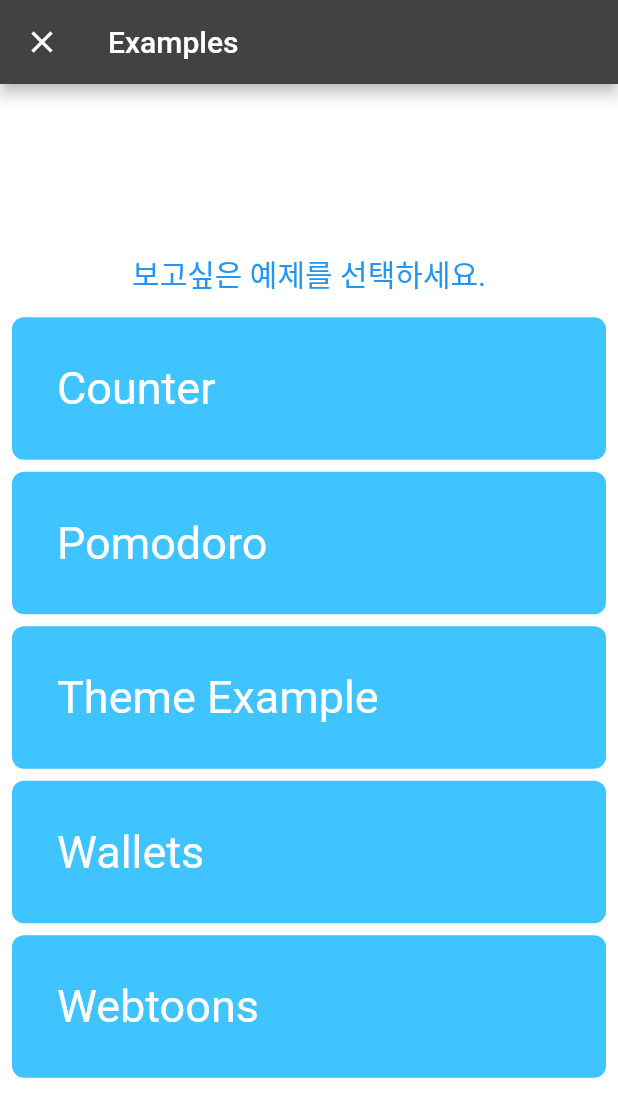
After one commit to NewChoBo/portfolio_gallery_flutter, a Flutter app: the screen it shows after launch, after a tap on "Examples", on a phone screen of 412 x 824 dp. The commit adds this screen. Shown: the top 1117 px of the screen. Run offline on Flutter 3.47's test engine with Material 2 defaults, Android fonts, the light colour scheme and no system bars; our stand-ins replace shared_preferences; network calls fail.

Commit message:
기본화면 설정중

```diff
--- /dev/null
+++ b/lib/example/select_example_screen.dart
@@ -0,0 +1,93 @@
+import 'package:flutter/material.dart';
+import 'package:portfolio_gallery_flutter/example/counter/counter2.dart';
+import 'package:portfolio_gallery_flutter/example/pomodoro/pomodoro.dart';
+import 'package:portfolio_gallery_flutter/example/theme/theme_and_life_cycle_ex.dart';
+import 'package:portfolio_gallery_flutter/example/wallets/wallets.dart';
+import 'package:portfolio_gallery_flutter/example/webtoons/screens/webtoons_home_future_buillder.dart';
+
+class SelectExamples extends StatelessWidget {
+  const SelectExamples({super.key});
+
+  @override
+  Widget build(BuildContext context) {
+    return Scaffold(
+      backgroundColor: Colors.white,
+      appBar: AppBar(
+        title: const Text('Examples'),
+      ),
+      body: Padding(
+        padding: const EdgeInsets.all(8.0),
+        child: Column(
+          mainAxisAlignment: MainAxisAlignment.center,
+          children: [
+            const Padding(
+              padding: EdgeInsets.all(10),
+              child: Text(
+                '보고싶은 예제를 선택하세요.',
+                style: TextStyle(
+                  color: Colors.blue,
+                  fontSize: 20,
+                ),
+              ),
+            ),
+            const ExampleButton(title: 'Counter', toGo: Counter2Widget()),
+            const ExampleButton(title: 'Pomodoro', toGo: PomodoroWidget()),
+            const ExampleButton(title: 'Theme Example', toGo: ThemeExample()),
+            const ExampleButton(title: 'Wallets', toGo: WalletsWidget()),
+            ExampleButton(title: 'Webtoons', toGo: WebtoonsHome()),
+          ],
+        ),
+      ),
+    );
+  }
+}
+
+class ExampleButton extends StatelessWidget {
+  final String title;
+  final Widget toGo;
+
+  const ExampleButton({
+    super.key,
+    required this.title,
+    required this.toGo,
+  });
+
+  @override
+  Widget build(BuildContext context) {
+    return Padding(
+      padding: const EdgeInsets.symmetric(
+        vertical: 4,
+      ),
+      child: GestureDetector(
+        onTap: () {
+          Navigator.push(
+            context,
+            MaterialPageRoute(
+              builder: (context) => toGo,
+              fullscreenDialog: true, //스크린 뜨는 방향
+            ),
+          );
+        },
+        child: Container(
+          decoration: BoxDecoration(
+            borderRadius: BorderRadius.circular(8),
+            color: Colors.lightBlueAccent,
+          ),
+          child: Padding(
+            padding: const EdgeInsets.all(30),
+            child: Row(
+              children: [
+                Text(
+                  title,
+                  style: const TextStyle(
+                    fontSize: 30,
+                  ),
+                ),
+              ],
+            ),
+          ),
+        ),
+      ),
+    );
+  }
+}
--- a/lib/example/wallets/widgets/button.dart
+++ b/lib/example/wallets/widgets/button.dart
@@ -24,7 +24,7 @@ class Button extends StatelessWidget {
         child: Text(
           text,
           style: TextStyle(
-            fontSize: 22,
+            fontSize: 18,
             color: textColor,
           ),
         ),
--- a/lib/main.dart
+++ b/lib/main.dart
@@ -4,7 +4,6 @@ import 'dart:ui';
 import 'package:flutter/material.dart';
 import 'package:portfolio_gallery_flutter/config/theme/theme_notifier.dart';
 import 'package:portfolio_gallery_flutter/config/theme/themes.dart';
-import 'package:portfolio_gallery_flutter/example/webtoons/screens/webtoons_home_future_buillder.dart';
 import 'package:portfolio_gallery_flutter/screen/portal/portal.dart';
 import 'package:provider/provider.dart';
 
--- a/lib/screen/portal/portal.dart
+++ b/lib/screen/portal/portal.dart
@@ -1,37 +1,36 @@
 import 'package:flutter/material.dart';
-import 'package:portfolio_gallery_flutter/example/webtoons/screens/webtoons_home_future_buillder.dart';
-import 'package:portfolio_gallery_flutter/screen/portfolio_gallery/portfolio_gallery.dart';
+import 'package:portfolio_gallery_flutter/example/select_example_screen.dart';
+import 'package:portfolio_gallery_flutter/screen/portfolio_gallery/screen/portfolio_gallery.dart';
 
-class PortalScreen extends StatefulWidget {
+class PortalScreen extends StatelessWidget {
   const PortalScreen({Key? key}) : super(key: key);
-
-  @override
-  State<PortalScreen> createState() => _PortalScreenState();
-}
-
-class _PortalScreenState extends State<PortalScreen> {
-  int counter = 0;
-
-  void counterAdd() {
-    setState(() {
-      counter++;
-    });
-  }
 
   @override
   Widget build(BuildContext context) {
     return Scaffold(
-      backgroundColor: Theme.of(context).scaffoldBackgroundColor,
+      backgroundColor: Colors.white,
       body: Center(
-        child: Row(
+        child: Column(
           mainAxisAlignment: MainAxisAlignment.center,
           children: [
-            GestureDetector(
+            const Padding(
+              padding: EdgeInsets.all(10),
+              child: Text(
+                '메뉴를 선택하세요.',
+                style: TextStyle(
+                  color: Colors.blue,
+                  fontSize: 20,
+                ),
+              ),
+            ),
+            Padding(
+              padding: const EdgeInsets.all(4.0),
+              child: GestureDetector(
                 onTap: () {
                   Navigator.push(
                     context,
                     MaterialPageRoute(
-                    builder: (context) => WebtoonsHome(),
+                      builder: (context) => const SelectExamples(),
                       fullscreenDialog: true, //스크린 뜨는 방향
                     ),
                   );
@@ -39,7 +38,7 @@ class _PortalScreenState extends State<PortalScreen> {
                 child: Container(
                   decoration: BoxDecoration(
                     borderRadius: BorderRadius.circular(8),
-                  color: Colors.amber,
+                    color: Colors.lightBlueAccent,
                   ),
                   child: const Padding(
                     padding: EdgeInsets.all(30),
@@ -56,9 +55,12 @@ class _PortalScreenState extends State<PortalScreen> {
                   ),
                 ),
               ),
-            GestureDetector(
+            ),
+            Padding(
+              padding: const EdgeInsets.all(4.0),
+              child: GestureDetector(
                 onTap: () {
-                Navigator.push(
+                  Navigator.pushReplacement(
                     context,
                     MaterialPageRoute(
                       builder: (context) => const PortfolioGalleryScreen(),
@@ -69,7 +71,7 @@ class _PortalScreenState extends State<PortalScreen> {
                 child: Container(
                   decoration: BoxDecoration(
                     borderRadius: BorderRadius.circular(8),
-                  color: Colors.amber,
+                    color: Colors.blueAccent,
                   ),
                   child: const Padding(
                     padding: EdgeInsets.all(30),
@@ -86,6 +88,7 @@ class _PortalScreenState extends State<PortalScreen> {
                   ),
                 ),
               ),
+            ),
           ],
         ),
       ),
```
Also changed, not shown: lib/example/pomodoro/pomodoro.dart (+15 -1 lines), lib/example/wallets/wallets.dart (+10 -2 lines), lib/screen/portfolio_gallery/portfolio_gallery.dart (deleted, +0 -10 lines), lib/screen/portfolio_gallery/screen/portfolio_gallery.dart (added, +31 -0 lines), lib/screen/portfolio_gallery/widget/drawer.dart (added), 1 other file. Lines whose indentation alone changed are shown as unchanged.
